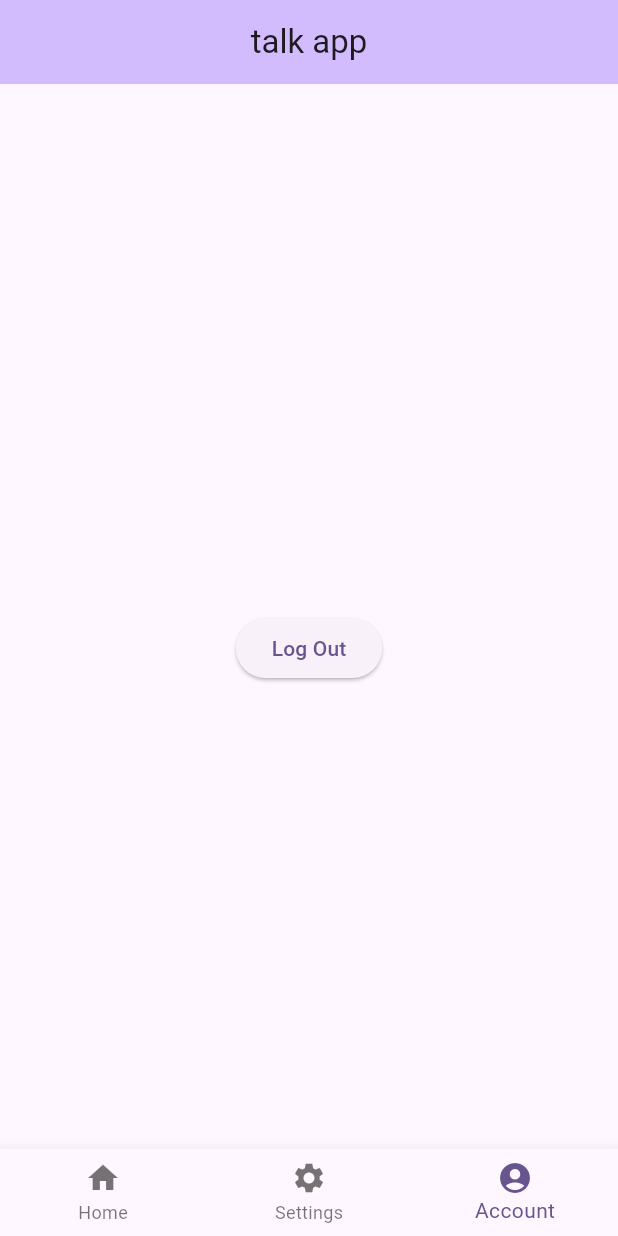
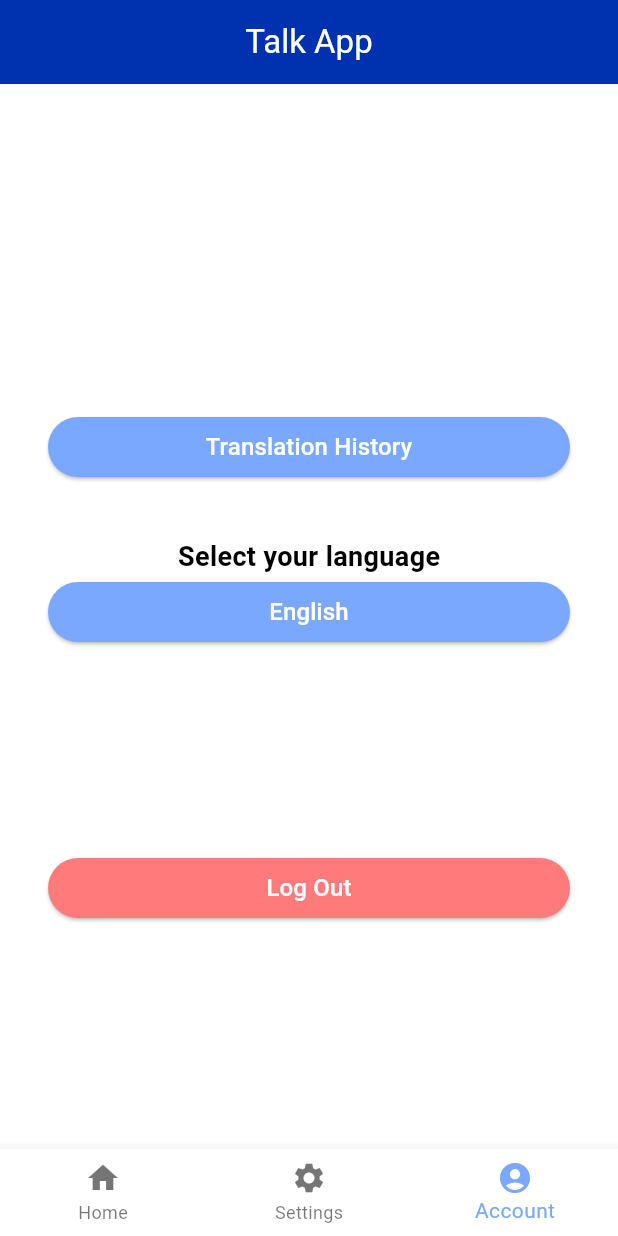
Before and after one commit to SrulyRosenblat/TalkAPP, a Flutter app: the screen it shows once a user with an empty profile is signed in, item 3 of the bottom bar chosen, on a phone screen of 412 x 824 dp. Run offline on Flutter 3.47's test engine with Material 3 defaults, Android fonts, the phone set to English and light mode, and no system bars; our stand-ins replace firebase_auth, firebase_core, flutter_tts, permission_handler, speech_to_text; missing offline and left inert: firebase_ui_auth, firebase_ui_oauth_google; accounts and stored records are empty.

Commit message:
changed color scheme, created basic profile

```diff
--- a/talk_app/lib/main.dart
+++ b/talk_app/lib/main.dart
@@ -23,6 +23,20 @@ Future<void> main() async {
 class MyApp extends StatelessWidget {
   const MyApp({super.key});
 
+  static const customColorScheme = ColorScheme(
+    primary: Color(0xFF7AA7FF),
+    secondary: Colors.green,
+    surface: Colors.white,
+    background: Colors.white,
+    error: Colors.red,
+    onPrimary: Color(0xFF0031AF),
+    onSecondary: Colors.black,
+    onSurface: Colors.black,
+    onBackground: Colors.black,
+    onError: Colors.white,
+    brightness: Brightness.light,
+  );
+
   // This widget is the root of your application.
   @override
   Widget build(BuildContext context) {
@@ -30,11 +44,11 @@ class MyApp extends StatelessWidget {
       title: 'Flutter Demo',
       theme: ThemeData(
         // This is the theme of your application.
-
-        colorScheme: ColorScheme.fromSeed(seedColor: Colors.deepPurple),
+        //colorScheme: ColorScheme.fromSeed(seedColor: Color(0xFF0031AF)),
+        colorScheme: customColorScheme,
         useMaterial3: true,
       ),
-      home: const MyHomePage(title: 'talk app'),
+      home: const MyHomePage(title: 'Talk App'),
     );
   }
 }
@@ -48,25 +62,11 @@ class MyHomePage extends StatefulWidget {
 }
 
 class _MyHomePageState extends State<MyHomePage> {
-  int _counter = 0;
   int _page = 0;
-  User? _user;
 
   void setPage(int page) {
     setState(() {
       _page = page;
-    });
-  }
-
-  void _setUser(User? user) {
-    setState(() {
-      _user = user;
-    });
-  }
-
-  void _incrementCounter() {
-    setState(() {
-      _counter++;
     });
   }
 
@@ -101,7 +101,7 @@ class _MyHomePageState extends State<MyHomePage> {
           return Scaffold(
             appBar: AppBar(
               backgroundColor: Theme.of(context).colorScheme.inversePrimary,
-              title: Text(widget.title),
+              title: Text(widget.title, style: TextStyle(color: Colors.white)),
               centerTitle: true,
             ),
             bottomNavigationBar: BottomNavigationBar(
--- a/talk_app/lib/pages/Account.dart
+++ b/talk_app/lib/pages/Account.dart
@@ -13,9 +13,69 @@ class Account extends StatelessWidget {
       child: Column(
         mainAxisAlignment: MainAxisAlignment.center,
         children: [
-          Text(user.displayName ?? "Anonymous"),
-          Text(user.uid),
-          ElevatedButton(onPressed: auth.signOut, child: Text("Log Out"))
+          Text(
+            user.displayName ?? "Anonymous",
+            style: const TextStyle(fontSize: 36, fontWeight: FontWeight.bold),
+          ),
+          //Text(user.uid),
+          const SizedBox(height: 16),
+          ElevatedButton(
+            onPressed: () {
+              auth.signOut;
+            },
+            style: ButtonStyle(
+              backgroundColor: MaterialStateProperty.all<Color>(const Color(0xFF7AA7FF)),
+              foregroundColor: MaterialStateProperty.all<Color>(Colors.white),
+            ),
+            child: const SizedBox(
+              width: 300, // Adjust the width of the button
+              child: Text(
+                'Translation History',
+                textAlign: TextAlign.center, // Center align the text
+                style: TextStyle(fontSize: 16),
+              ),
+            ),
+          ),
+          const SizedBox(height: 36),
+          const Text(
+            "Select your language",
+            style: TextStyle(fontSize: 18, fontWeight: FontWeight.bold),
+          ),
+          ElevatedButton(
+            onPressed: () {
+              auth.signOut;
+            },
+            style: ButtonStyle(
+              backgroundColor: MaterialStateProperty.all<Color>(const Color(0xFF7AA7FF)),
+              foregroundColor: MaterialStateProperty.all<Color>(Colors.white),
+            ),
+            child: const SizedBox(
+              width: 300, // Adjust the width of the button
+              child: Text(
+                'English',
+                textAlign: TextAlign.center, // Center align the text
+                style: TextStyle(fontSize: 16),
+              ),
+            ),
+          ),
+          const SizedBox(height: 136),
+          ElevatedButton(
+            onPressed: () {
+              auth.signOut;
+            },
+            style: ButtonStyle(
+              backgroundColor: MaterialStateProperty.all<Color>(const Color(0xFFFF7A7A)),
+              foregroundColor: MaterialStateProperty.all<Color>(Colors.white),
+            ),
+            child: const SizedBox(
+              width: 300, // Adjust the width of the button
+              child: Text(
+                'Log Out',
+                textAlign: TextAlign.center, // Center align the text
+                style: TextStyle(fontSize: 16),
+              ),
+            ),
+          ),
         ],
       ),
     );
--- a/talk_app/lib/pages/Settings.dart
+++ b/talk_app/lib/pages/Settings.dart
@@ -5,8 +5,11 @@ class Settings extends StatelessWidget {
 
   @override
   Widget build(BuildContext context) {
-    return const Placeholder(
-      color: Colors.green,
+    return Scaffold(
+      appBar: AppBar(
+        title: const Text('Settings'),
+        centerTitle: true,
+      ),
     );
   }
 }
```
